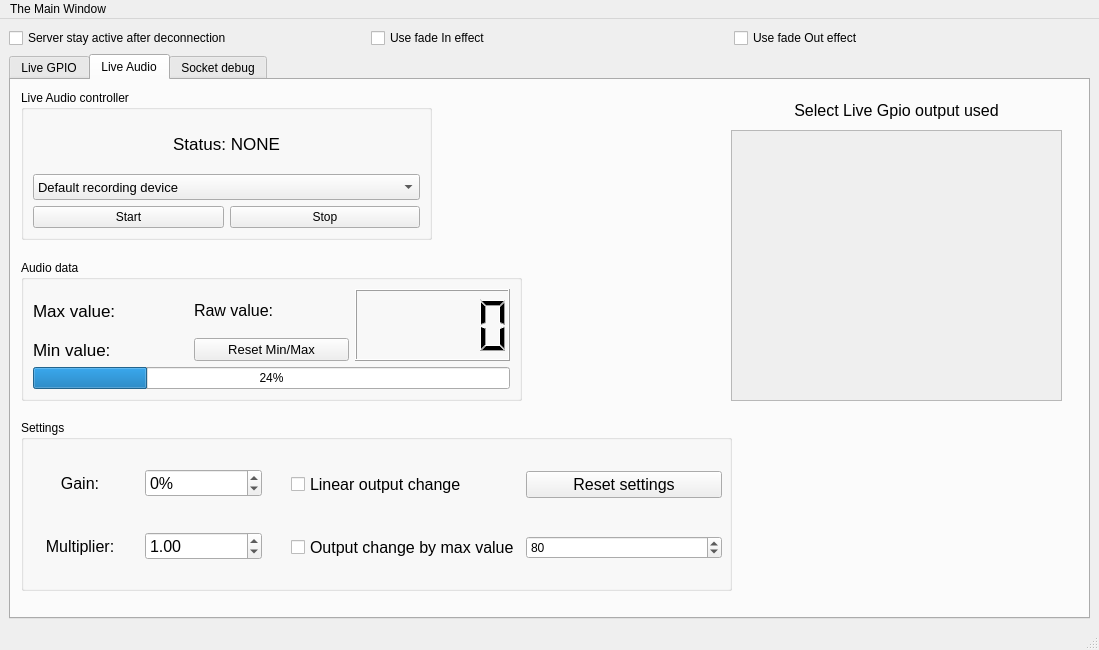
Old version of the form client/src/gui/mainwindow.ui in the repository aureljah/Simple-Rpi-Gui.
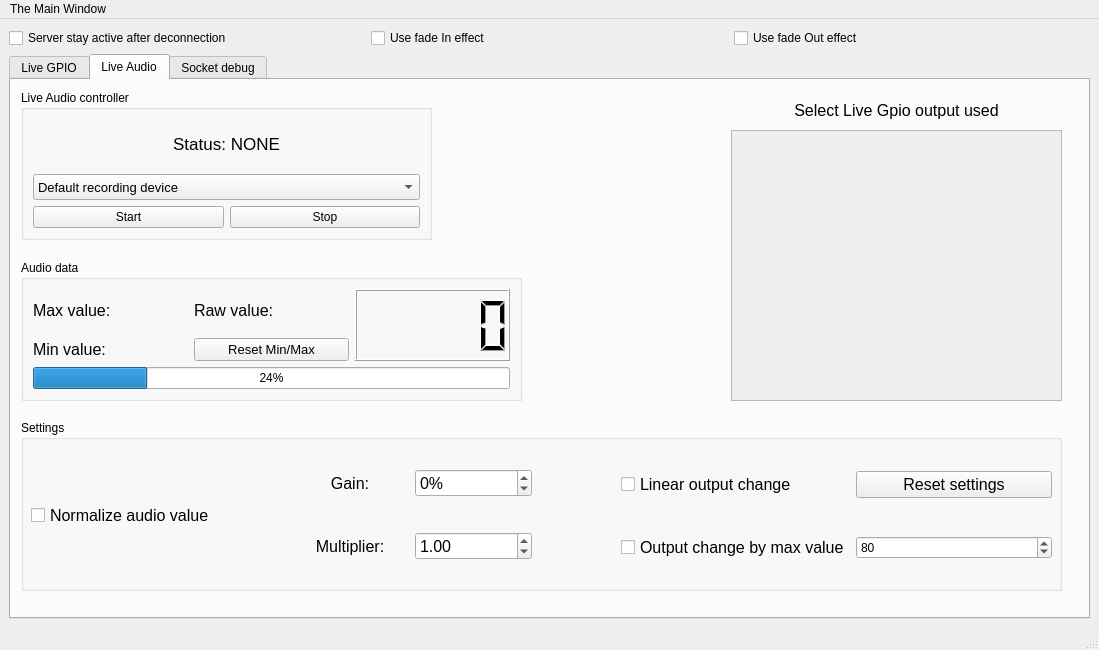
New version of the form. The open tabs and pages were chosen to show the change.

Commit message: added normilize audio level feature

```diff
--- a/client/src/gui/mainwindow.ui
+++ b/client/src/gui/mainwindow.ui
@@ -253,7 +253,7 @@
           <widget class="QLabel" name="audio_max_label">
            <property name="font">
             <font>
-             <pointsize>13</pointsize>
+             <pointsize>12</pointsize>
             </font>
            </property>
            <property name="toolTip">
@@ -268,7 +268,7 @@
           <widget class="QLabel" name="audio_min_label">
            <property name="font">
             <font>
-             <pointsize>13</pointsize>
+             <pointsize>12</pointsize>
             </font>
            </property>
            <property name="toolTip">
@@ -372,7 +372,7 @@
          <rect>
           <x>10</x>
           <y>340</y>
-          <width>711</width>
+          <width>1041</width>
           <height>171</height>
          </rect>
         </property>
@@ -382,7 +382,7 @@
         <widget class="QWidget" name="gridLayoutWidget">
          <property name="geometry">
           <rect>
-           <x>0</x>
+           <x>270</x>
            <y>20</y>
            <width>241</width>
            <height>151</height>
@@ -505,7 +505,7 @@
         <widget class="QWidget" name="gridLayoutWidget_2">
          <property name="geometry">
           <rect>
-           <x>270</x>
+           <x>600</x>
            <y>20</y>
            <width>431</width>
            <height>151</height>
@@ -593,6 +593,30 @@
           </item>
          </layout>
         </widget>
+        <widget class="QWidget" name="gridLayoutWidget_3">
+         <property name="geometry">
+          <rect>
+           <x>10</x>
+           <y>20</y>
+           <width>201</width>
+           <height>151</height>
+          </rect>
+         </property>
+         <layout class="QGridLayout" name="gridLayout_6">
+          <item row="0" column="0">
+           <widget class="QCheckBox" name="live_audio_normalize_checkBox">
+            <property name="font">
+             <font>
+              <pointsize>12</pointsize>
+             </font>
+            </property>
+            <property name="text">
+             <string>Normalize audio value</string>
+            </property>
+           </widget>
+          </item>
+         </layout>
+        </widget>
        </widget>
       </widget>
       <widget class="QWidget" name="socket_tab">
```
Left out of the diff: 50 changed lines with no effect on the pictures. The commit also changes 4 other files.
